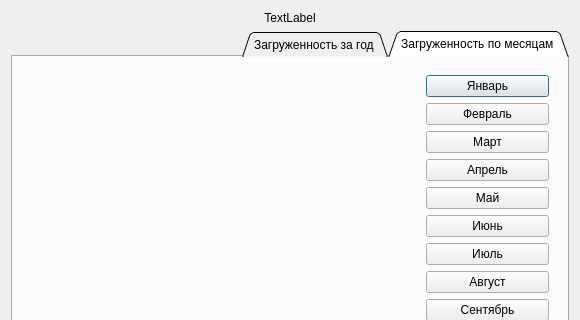
Above: workloadschedule.ui from W-AndreyV-W/AirportInspector before the change; both pictures show x 0 to 580 and y 0 to 320 of the 580 by 571 pixel window. Below: the same form after it.
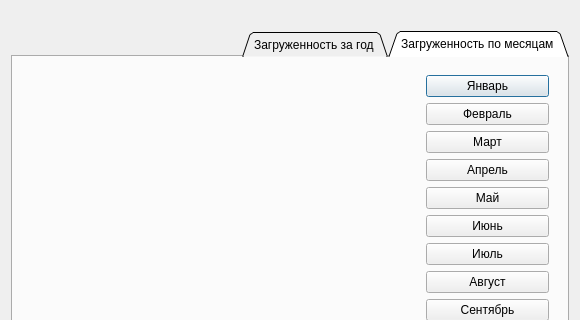
That is the form after the change. Custom widgets are drawn as their Qt base class.

```diff
--- a/workloadschedule.ui
+++ b/workloadschedule.ui
@@ -209,7 +209,7 @@
      <item row="0" column="0" colspan="3">
       <widget class="QLabel" name="lb_Airport">
        <property name="text">
-        <string>TextLabel</string>
+        <string/>
        </property>
        <property name="scaledContents">
         <bool>false</bool>
```
